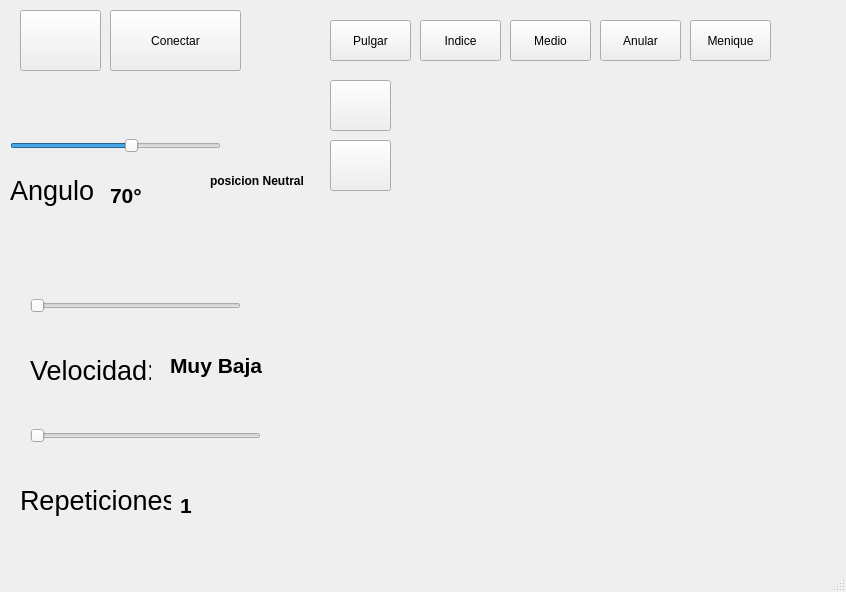
The window that programacion/pythongui/exoesqueleto.ui (lrolomeli/exoesqueleto-mano) describes before a commit, drawn with Qt 5.
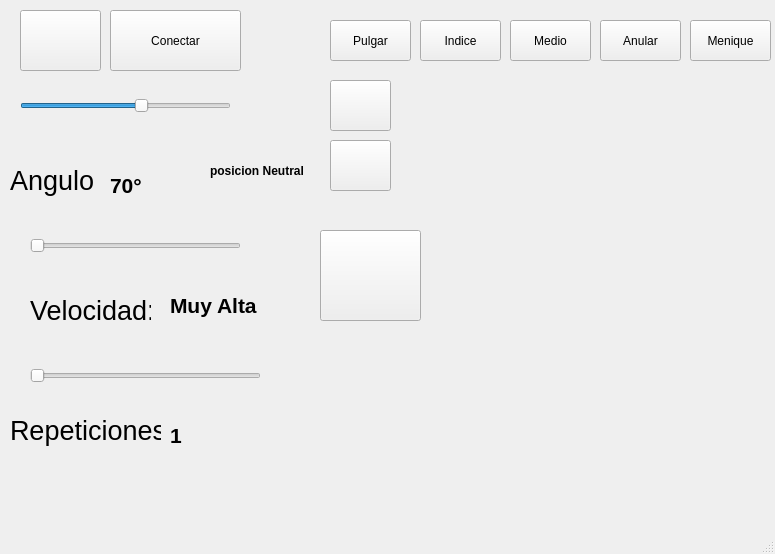
The same window after the commit. Icons and pictures are not drawn.

```diff
--- a/programacion/pythongui/exoesqueleto.ui
+++ b/programacion/pythongui/exoesqueleto.ui
@@ -6,8 +6,8 @@
    <rect>
     <x>0</x>
     <y>0</y>
-    <width>846</width>
-    <height>592</height>
+    <width>775</width>
+    <height>554</height>
    </rect>
   </property>
   <property name="windowTitle">
@@ -319,7 +319,7 @@
     <property name="geometry">
      <rect>
       <x>30</x>
-      <y>280</y>
+      <y>220</y>
       <width>211</width>
       <height>51</height>
      </rect>
@@ -341,7 +341,7 @@
     <property name="geometry">
      <rect>
       <x>30</x>
-      <y>350</y>
+      <y>290</y>
       <width>121</width>
       <height>41</height>
      </rect>
@@ -359,7 +359,7 @@
     <property name="geometry">
      <rect>
       <x>170</x>
-      <y>350</y>
+      <y>290</y>
       <width>201</width>
       <height>31</height>
      </rect>
@@ -371,14 +371,14 @@
      </font>
     </property>
     <property name="text">
-     <string>Muy Baja</string>
+     <string>Muy Alta</string>
     </property>
    </widget>
    <widget class="QSlider" name="angle_slider">
     <property name="geometry">
      <rect>
-      <x>10</x>
-      <y>120</y>
+      <x>20</x>
+      <y>80</y>
       <width>211</width>
       <height>51</height>
      </rect>
@@ -403,7 +403,7 @@
     <property name="geometry">
      <rect>
       <x>10</x>
-      <y>170</y>
+      <y>160</y>
       <width>121</width>
       <height>41</height>
      </rect>
@@ -421,7 +421,7 @@
     <property name="geometry">
      <rect>
       <x>110</x>
-      <y>180</y>
+      <y>170</y>
       <width>201</width>
       <height>31</height>
      </rect>
@@ -440,7 +440,7 @@
     <property name="geometry">
      <rect>
       <x>30</x>
-      <y>410</y>
+      <y>350</y>
       <width>231</width>
       <height>51</height>
      </rect>
@@ -464,8 +464,8 @@
    <widget class="QLabel" name="label_2">
     <property name="geometry">
      <rect>
-      <x>20</x>
-      <y>480</y>
+      <x>10</x>
+      <y>410</y>
       <width>151</width>
       <height>41</height>
      </rect>
@@ -482,8 +482,8 @@
    <widget class="QLabel" name="Reps_label_2">
     <property name="geometry">
      <rect>
-      <x>180</x>
-      <y>490</y>
+      <x>170</x>
+      <y>420</y>
       <width>201</width>
       <height>31</height>
      </rect>
@@ -502,7 +502,7 @@
     <property name="geometry">
      <rect>
       <x>130</x>
-      <y>150</y>
+      <y>140</y>
       <width>181</width>
       <height>71</height>
      </rect>
@@ -518,7 +518,7 @@
     <property name="geometry">
      <rect>
       <x>210</x>
-      <y>170</y>
+      <y>160</y>
       <width>101</width>
       <height>21</height>
      </rect>
@@ -532,6 +532,32 @@
      <string>posicion Neutral</string>
     </property>
    </widget>
+   <widget class="QPushButton" name="stop_boton">
+    <property name="geometry">
+     <rect>
+      <x>320</x>
+      <y>230</y>
+      <width>101</width>
+      <height>91</height>
+     </rect>
+    </property>
+    <property name="text">
+     <string/>
+    </property>
+    <property name="icon">
+     <iconset>
+      <normaloff>../../../../../BIOMEDICA/boton_stop.jpg</normaloff>../../../../../BIOMEDICA/boton_stop.jpg</iconset>
+    </property>
+    <property name="iconSize">
+     <size>
+      <width>100</width>
+      <height>100</height>
+     </size>
+    </property>
+    <property name="autoRepeat">
+     <bool>true</bool>
+    </property>
+   </widget>
    <zorder>Neutral_Label</zorder>
    <zorder>mvdwn_bt</zorder>
    <zorder>mvup_bt</zorder>
```
Left out of the diff: 3 changed lines with no effect on the pictures.
